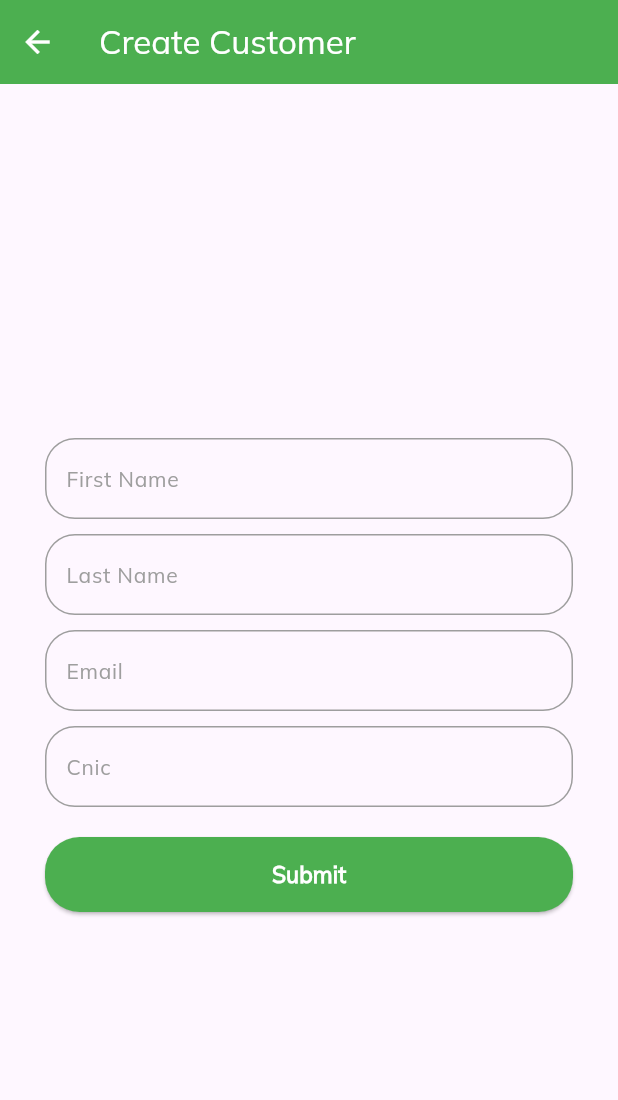
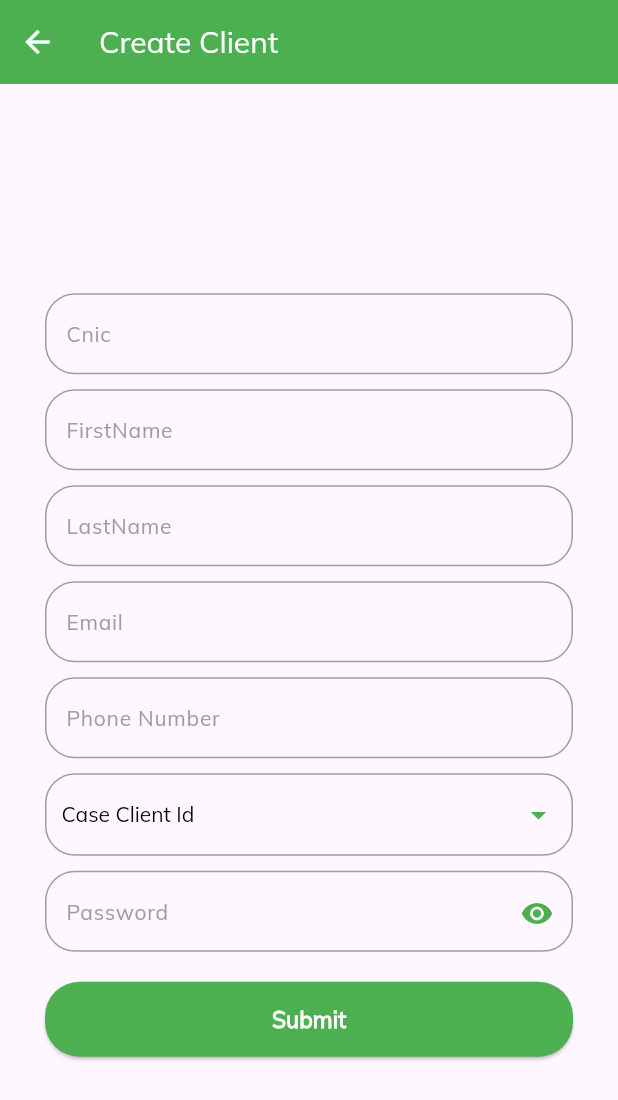
Before and after one commit to demo-eusopht-org/law-firm, a Flutter app: the CreateCustomer screen opened directly, on a phone screen of 412 x 824 dp. Shown: the top 1100 px of the screen. Run offline on Flutter 3.47's test engine with Material 3 defaults, Android fonts, the phone set to English and light mode, and no system bars; our stand-ins replace convex_bottom_bar, dio, flutter_bloc, flutter_slidable, fluttertoast, get_it and 8 more; missing offline and left inert: file_manager, group_list_view; accounts and stored records are empty; generated files the repository leaves out were written again.

Commit message:
changes in client and cases screen

```diff
--- a/lib/view/customer/create_customer.dart
+++ b/lib/view/customer/create_customer.dart
@@ -1,8 +1,10 @@
 import 'package:case_management/widgets/appbar_widget.dart';
 import 'package:case_management/widgets/custom_textfield.dart';
+import 'package:case_management/widgets/email_validator.dart';
 import 'package:flutter/material.dart';
 
 import '../../widgets/button_widget.dart';
+import '../../widgets/dropdown_fields.dart';
 
 class CreateCustomer extends StatefulWidget {
   const CreateCustomer({
@@ -14,13 +16,19 @@ class CreateCustomer extends StatefulWidget {
 }
 
 class _CreateCustomerState extends State<CreateCustomer> {
+  TextEditingController cnicController = TextEditingController();
+  TextEditingController firstNameController = TextEditingController();
+  TextEditingController lastNameController = TextEditingController();
+  TextEditingController emailController = TextEditingController();
+  TextEditingController phoneController = TextEditingController();
+  TextEditingController passController = TextEditingController();
   @override
   Widget build(BuildContext context) {
     return Scaffold(
       appBar: AppBarWidget(
         context: context,
         showBackArrow: true,
-        title: 'Create Customer',
+        title: 'Create Client',
       ),
       body: Center(
         child: SingleChildScrollView(
@@ -33,29 +41,87 @@ class _CreateCustomerState extends State<CreateCustomer> {
                   height: 20,
                 ),
                 CustomTextField(
+                  controller: cnicController,
+                  textInputType: TextInputType.number,
                   isWhiteBackground: true,
-                  hintText: 'First Name',
+                  hintText: 'Cnic',
+                ),
+                SizedBox(height: 10),
+                CustomTextField(
+                  controller: firstNameController,
+                  textInputType: TextInputType.name,
+                  isWhiteBackground: true,
+                  hintText: 'FirstName',
+                  validatorCondition: (value) {
+                    if (value!.isEmpty) {
+                      return 'Please enter your first name.';
+                    }
+                    return null;
+                  },
+                ),
+                SizedBox(height: 10),
+                CustomTextField(
+                  controller: lastNameController,
+                  textInputType: TextInputType.name,
+                  isWhiteBackground: true,
+                  hintText: 'LastName',
+                  validatorCondition: (value) {
+                    if (value!.isEmpty) {
+                      return 'Please enter your last name.';
+                    }
+                    return null;
+                  },
                 ),
                 SizedBox(
                   height: 10,
                 ),
                 CustomTextField(
-                  isWhiteBackground: true,
-                  hintText: 'Last Name',
-                ),
-                SizedBox(
-                  height: 10,
-                ),
-                CustomTextField(
+                  controller: emailController,
+                  textInputType: TextInputType.emailAddress,
                   isWhiteBackground: true,
                   hintText: 'Email',
+                  validatorCondition: (String? input) =>
+                      input!.trim().isValidEmail() ? null : "Invalid Email",
                 ),
-                SizedBox(
-                  height: 10,
+                SizedBox(height: 10),
+                CustomTextField(
+                  controller: phoneController,
+                  textInputType: TextInputType.phone,
+                  isWhiteBackground: true,
+                  hintText: 'Phone Number',
+                  validatorCondition: (value) {
+                    if (value!.isEmpty) {
+                      return 'Please enter your phone number.';
+                    }
+                    return null;
+                  },
                 ),
+                SizedBox(height: 10),
+                CustomTextFieldWithDropdown(
+                  initialDropdownValue: 'Case Client Id',
+                  isWhiteBackground: true,
+                  onDropdownChanged: (newValue) {
+                    print('Case Customer Id: $newValue');
+                  },
+                  dropdownItems: [
+                    'Tauqeer',
+                    'Burhan',
+                    'Waqas',
+                  ],
+                ),
+                SizedBox(height: 10),
                 CustomTextField(
+                  controller: passController,
+                  showPasswordHideButton: true,
                   isWhiteBackground: true,
-                  hintText: 'Cnic',
+                  hintText: 'Password',
+                  maxlines: 1,
+                  validatorCondition: (value) {
+                    if (value!.isEmpty) {
+                      return 'Please enter your password.';
+                    }
+                    return null;
+                  },
                 ),
                 SizedBox(height: 20),
                 RoundedElevatedButton(
--- a/lib/view/customer/customers.dart
+++ b/lib/view/customer/customers.dart
@@ -31,9 +31,14 @@ class _CustomersState extends State<Customers> {
       floatingActionButton: Container(
         width: size.width * 0.52,
         child: FloatingActionButton(
+          shape: RoundedRectangleBorder(
+            borderRadius: BorderRadius.circular(
+              23,
+            ),
+          ),
           backgroundColor: Colors.green,
           child: textWidget(
-            text: 'Create a Customer',
+            text: 'Create a New Client',
             color: Colors.white,
             fSize: 16.0,
             fWeight: FontWeight.w700,
@@ -51,7 +56,7 @@ class _CustomersState extends State<Customers> {
       appBar: AppBarWidget(
         context: context,
         showBackArrow: true,
-        title: 'Customers',
+        title: 'Client',
       ),
       body: ListView.builder(
         itemCount: customers.length,
--- a/lib/view/home/home_screen.dart
+++ b/lib/view/home/home_screen.dart
@@ -14,7 +14,7 @@ class _HomeScreenState extends State<HomeScreen> {
   Widget build(BuildContext context) {
     final size = MediaQuery.sizeOf(context);
     return Scaffold(
-      backgroundColor: Colors.green.shade300,
+      // backgroundColor: Colors.green.shade300,
       appBar: customAppBar(
         context: context,
         showBackArrow: false,
--- a/lib/view/profile/profile.dart
+++ b/lib/view/profile/profile.dart
@@ -54,6 +54,7 @@ class _ProfileState extends State<Profile> {
               height: 20,
             ),
             CustomTextField(
+              readonly: true,
               hintText: 'Name',
               isWhiteBackground: true,
             ),
@@ -61,6 +62,7 @@ class _ProfileState extends State<Profile> {
               height: 10,
             ),
             CustomTextField(
+              readonly: true,
               hintText: 'Cnic',
               isWhiteBackground: true,
             ),
@@ -68,6 +70,7 @@ class _ProfileState extends State<Profile> {
               height: 10,
             ),
             CustomTextField(
+              readonly: true,
               hintText: 'Email',
               isWhiteBackground: true,
             ),
--- a/lib/widgets/appbar_widget.dart
+++ b/lib/widgets/appbar_widget.dart
@@ -103,10 +103,7 @@ AppBar AppBarWidget({
             )),
       ),
     ),
-    title: textWidget(
-      text: title,
-      color: Colors.white,
-    ),
+    title: textWidget(text: title, color: Colors.white, fSize: 20.0),
     backgroundColor: Colors.green,
     automaticallyImplyLeading: false,
     leadingWidth: leadingWidth,
--- a/lib/widgets/custom_textfield.dart
+++ b/lib/widgets/custom_textfield.dart
@@ -12,6 +12,7 @@ class CustomTextField extends StatefulWidget {
     this.validatorCondition,
     this.textInputType,
     this.maxlines,
+    this.readonly = false,
   });
 
   final bool showPasswordHideButton;
@@ -21,6 +22,7 @@ class CustomTextField extends StatefulWidget {
   final validatorCondition;
   final textInputType;
   final int? maxlines;
+  final bool readonly;
   final TextEditingController? controller;
 
   @override
@@ -34,6 +36,7 @@ class _CustomTextFieldState extends State<CustomTextField> {
   Widget build(BuildContext context) {
     Color textColor = widget.isWhiteBackground ? Colors.black : Colors.white;
     return TextFormField(
+      readOnly: widget.readonly,
       controller: widget.controller,
       validator: widget.validatorCondition,
       keyboardType: widget.textInputType,
--- a/lib/widgets/listview.dart
+++ b/lib/widgets/listview.dart
@@ -63,7 +63,7 @@ class CustomGridView extends StatelessWidget {
           },
         ),
         _buildCard(
-          label: 'Customers',
+          label: 'Client',
           image: 'assets/images/customer.png',
           onTap: () {
             Navigator.push(
```
Also changed, not shown: lib/view/cases/case_attachments.dart (added, +120 -0 lines), lib/view/cases/case_proceedings.dart (added, +96 -0 lines), lib/view/cases/cases.dart (+66 -26 lines), lib/view/history/view_history.dart (+57 -7 lines).
